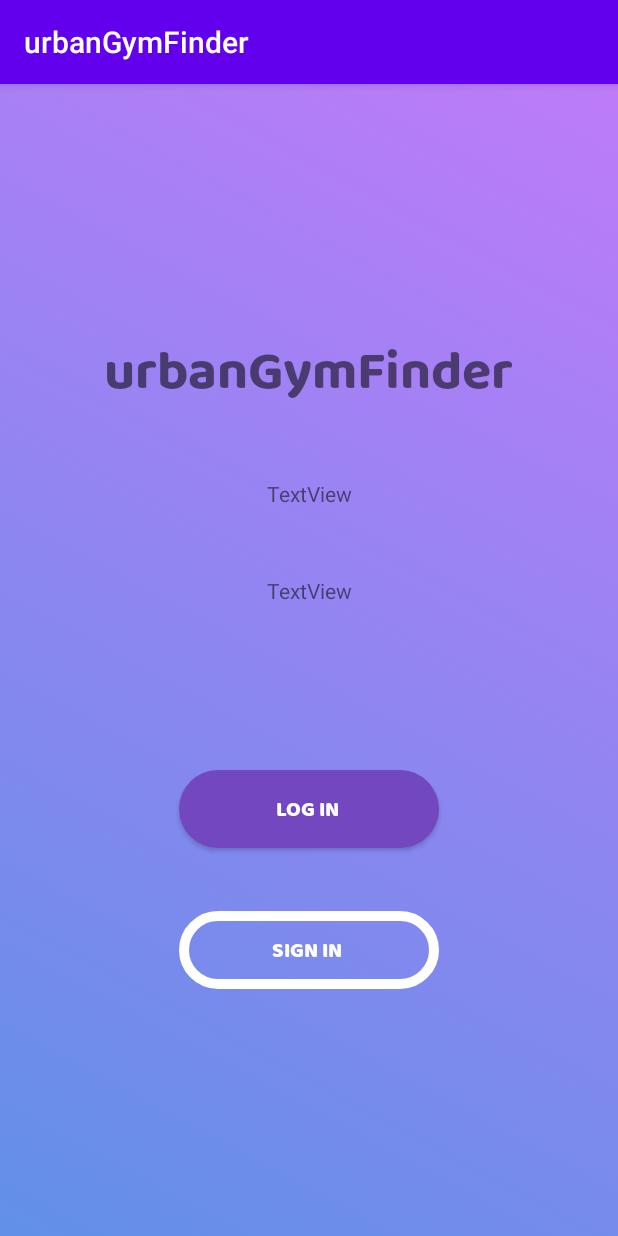
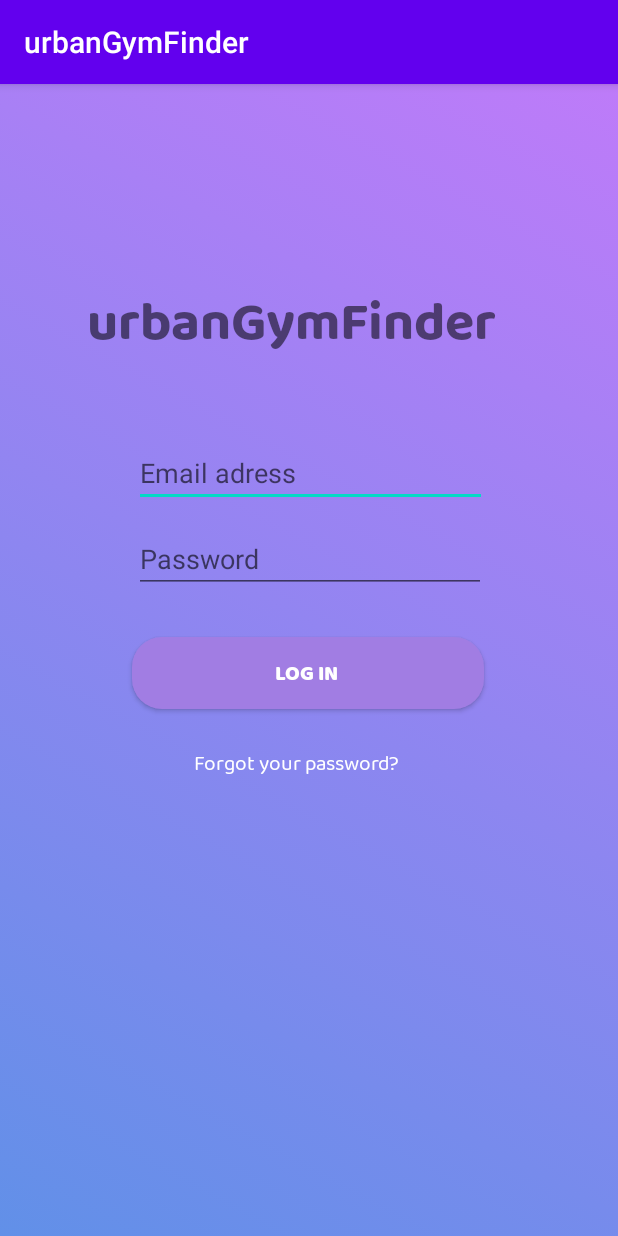
Before and after one commit to nataliasf/urbanGymFinder, an Android app: the screen it shows after launch (LoginActivity), on a phone screen of 412 x 824 dp. Run offline under Robolectric (Android 15) with nearby library versions, the phone set to English and light mode, and no system bars.

Commit message:
login almost finished button onclick workinggg

```diff
--- a/app/src/main/java/com/example/urbangymfinder/LoginActivity.kt
+++ b/app/src/main/java/com/example/urbangymfinder/LoginActivity.kt
@@ -1,13 +1,35 @@
 package com.example.urbangymfinder
 
+import android.content.Intent
 import android.os.Bundle
+import android.widget.Button
+import android.widget.EditText
 import androidx.appcompat.app.AppCompatActivity
 
 class LoginActivity : AppCompatActivity() {
 
+    private lateinit var txtUser:EditText
+    private lateinit var txtPassword:EditText
 
     override fun onCreate(savedInstanceState: Bundle?) {
         super.onCreate(savedInstanceState);
         setContentView(R.layout.login_activity);
+
+        txtUser = findViewById(R.id.et_email)
+        txtPassword = findViewById(R.id.et_password)
+
+        findViewById<Button>(R.id.btnLogin).setOnClickListener{loginUser()}
+
     }
+
+    private fun loginUser(){
+        val user: String = txtUser.text.toString()
+        val password: String = txtUser.text.toString()
+
+        val intent = Intent(this, MainActivity::class.java).also { it.addFlags(Intent.FLAG_ACTIVITY_REORDER_TO_FRONT) }
+
+        startActivity(intent)
+
+    }
+
 }
--- a/app/src/main/res/drawable/rounded_btn.xml
+++ b/app/src/main/res/drawable/rounded_btn.xml
@@ -1,6 +1,6 @@
 <?xml version="1.0" encoding="utf-8"?>
 <shape xmlns:android="http://schemas.android.com/apk/res/android" android:shape="rectangle">
-    <solid android:color="#7247BF"/>
-    <corners android:radius="40dp"/>
+    <solid android:color="#A17DE3"/>
+    <corners android:radius="20dp"/>
 
 </shape>
--- a/app/src/main/res/layout/login_activity.xml
+++ b/app/src/main/res/layout/login_activity.xml
@@ -1,74 +1,108 @@
 <?xml version="1.0" encoding="utf-8"?>
 
 
-<androidx.constraintlayout.widget.ConstraintLayout xmlns:android="http://schemas.android.com/apk/res/android"
+<RelativeLayout xmlns:android="http://schemas.android.com/apk/res/android"
     xmlns:app="http://schemas.android.com/apk/res-auto"
     xmlns:tools="http://schemas.android.com/tools"
     android:id="@+id/container"
     android:layout_width="match_parent"
     android:layout_height="match_parent"
     android:background="@drawable/animation_list"
-    tools:context=".LoginActivity">
+    tools:context=".LoginActivity"
+
+
+    >
 
     <TextView
         android:id="@+id/logInHeader"
-        android:layout_width="wrap_content"
+        android:layout_width="294dp"
         android:layout_height="wrap_content"
-        android:layout_marginTop="164dp"
+        android:layout_alignParentStart="true"
+        android:layout_alignParentLeft="true"
+        android:layout_alignParentTop="true"
+        android:layout_alignParentEnd="true"
+        android:layout_alignParentRight="true"
+        android:layout_marginStart="58dp"
+        android:layout_marginLeft="58dp"
+        android:layout_marginTop="131dp"
+        android:layout_marginEnd="59dp"
+        android:layout_marginRight="59dp"
         android:fontFamily="@font/baloo_chettan_bold"
         android:text="urbanGymFinder"
-        android:textSize="36sp"
-        app:layout_constraintEnd_toEndOf="parent"
-        app:layout_constraintHorizontal_bias="0.498"
-        app:layout_constraintStart_toStartOf="parent"
-        app:layout_constraintTop_toTopOf="parent" />
+        android:textSize="36sp" />
+
+    <EditText
+        android:id="@+id/et_email"
+        android:layout_width="234dp"
+        android:layout_height="wrap_content"
+        android:layout_below="@+id/logInHeader"
+        android:layout_alignParentStart="true"
+        android:layout_alignParentLeft="true"
+        android:layout_alignParentEnd="true"
+        android:layout_alignParentRight="true"
+        android:layout_marginStart="89dp"
+        android:layout_marginLeft="89dp"
+        android:layout_marginTop="52dp"
+        android:layout_marginEnd="87dp"
+        android:layout_marginRight="87dp"
+        android:ems="10"
+        android:hint="@string/email_adress"
+        android:inputType="textEmailAddress" />
+
+    <EditText
+        android:id="@+id/et_password"
+        android:layout_width="233dp"
+        android:layout_height="wrap_content"
+        android:layout_below="@+id/et_email"
+        android:layout_alignParentStart="true"
+        android:layout_alignParentLeft="true"
+        android:layout_alignParentEnd="true"
+        android:layout_alignParentRight="true"
+        android:layout_marginStart="89dp"
+        android:layout_marginLeft="89dp"
+        android:layout_marginTop="12dp"
+        android:layout_marginEnd="88dp"
+        android:layout_marginRight="88dp"
+        android:ems="10"
+        android:hint="Password"
+        android:inputType="textPassword" />
 
     <Button
-        android:id="@+id/signInBtn"
-        android:layout_width="173dp"
-        android:layout_height="52dp"
-        android:background="@drawable/transparent_btn"
-        android:fontFamily="@font/baloo_chettan"
-        android:text="sign in "
-
-        android:textColor="#FFFFFF"
-        app:layout_constraintBottom_toBottomOf="parent"
-        app:layout_constraintEnd_toEndOf="parent"
-        app:layout_constraintStart_toStartOf="parent"
-        app:layout_constraintTop_toBottomOf="@+id/logInHeader"
-        app:layout_constraintVertical_bias="0.67" />
-
-    <Button
-        android:id="@+id/logInBtn"
-        android:layout_width="173dp"
-        android:layout_height="52dp"
+        android:id="@+id/btnLogin"
+        android:layout_width="234dp"
+        android:layout_height="wrap_content"
+        android:layout_below="@+id/et_password"
+        android:layout_alignParentStart="true"
+        android:layout_alignParentLeft="true"
+        android:layout_alignParentEnd="true"
+        android:layout_alignParentRight="true"
+        android:layout_marginStart="88dp"
+        android:layout_marginLeft="88dp"
+        android:layout_marginTop="29dp"
+        android:layout_marginEnd="89dp"
+        android:layout_marginRight="89dp"
         android:background="@drawable/rounded_btn"
         android:fontFamily="@font/baloo_chettan"
         android:text="log in "
-        android:textColor="#FFFFFF"
-        app:layout_constraintBottom_toTopOf="@+id/signInBtn"
-        app:layout_constraintEnd_toEndOf="parent"
-        app:layout_constraintStart_toStartOf="parent"
-        app:layout_constraintTop_toBottomOf="@+id/logInHeader"
-        app:layout_constraintVertical_bias="0.85" />
+        android:textColor="#FFFFFF" />
 
     <TextView
         android:id="@+id/textView"
         android:layout_width="wrap_content"
         android:layout_height="wrap_content"
-        android:text="TextView"
-        app:layout_constraintBottom_toTopOf="@+id/textView2"
-        app:layout_constraintEnd_toEndOf="parent"
-        app:layout_constraintStart_toStartOf="parent"
-        app:layout_constraintTop_toBottomOf="@+id/logInHeader" />
+        android:layout_below="@+id/btnLogin"
+        android:layout_alignParentStart="true"
+        android:layout_alignParentLeft="true"
+        android:layout_alignParentEnd="true"
+        android:layout_alignParentRight="true"
+        android:layout_marginStart="129dp"
+        android:layout_marginLeft="129dp"
+        android:layout_marginTop="25dp"
+        android:layout_marginEnd="97dp"
+        android:layout_marginRight="97dp"
+        android:fontFamily="@font/baloo_chettan_regular"
+        android:text="Forgot your password? "
+        android:textColor="#FFFFFF" />
 
-    <TextView
-        android:id="@+id/textView2"
-        android:layout_width="wrap_content"
-        android:layout_height="wrap_content"
-        android:text="TextView"
-        app:layout_constraintBottom_toTopOf="@+id/logInBtn"
-        app:layout_constraintEnd_toEndOf="parent"
-        app:layout_constraintStart_toStartOf="parent"
-        app:layout_constraintTop_toBottomOf="@+id/logInHeader" />
-</androidx.constraintlayout.widget.ConstraintLayout>
+
+</RelativeLayout>
--- a/app/src/main/res/values/strings.xml
+++ b/app/src/main/res/values/strings.xml
@@ -4,4 +4,10 @@
     <string name="title_home">Home</string>
     <string name="title_dashboard">Dashboard</string>
     <string name="title_notifications">Notifications</string>
+    <string name="sign_up_with_google">Sign up with Google</string>
+    <string name="don_t_remember_your_password">Don\'t remember your password ?</string>
+    <string name="urbangymfinder">urbanGymFinder</string>
+    <string name="email_adress">Email adress</string>
+    <string name="log_in">log in</string>
+    <string name="password">Password</string>
 </resources>
```
